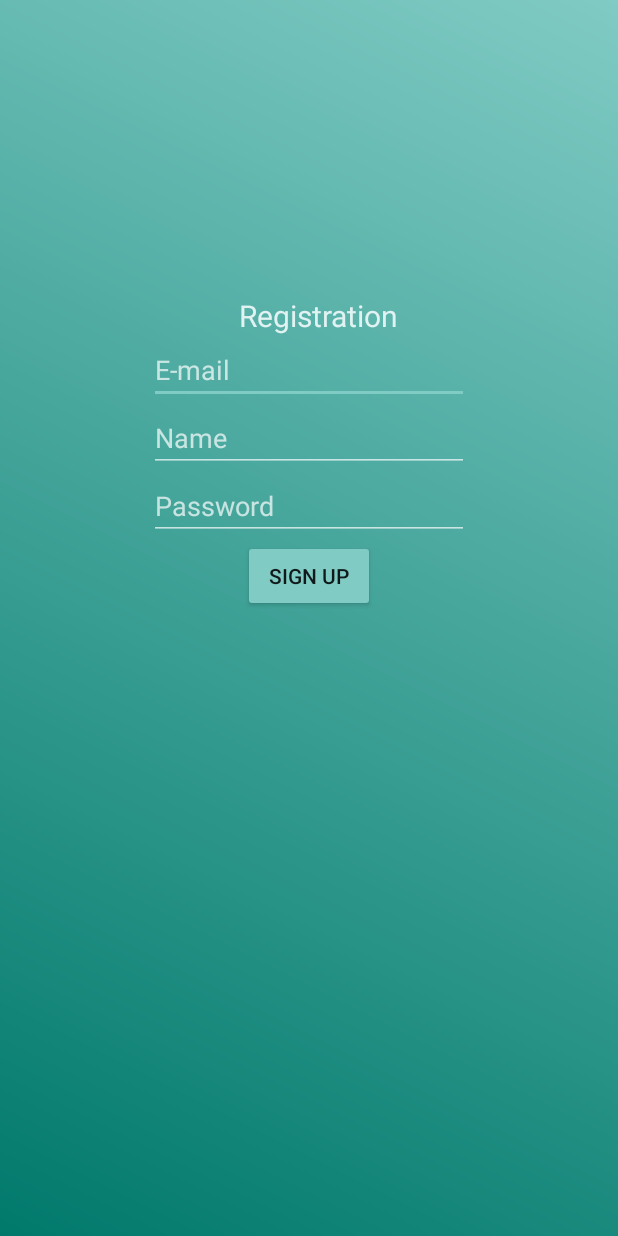
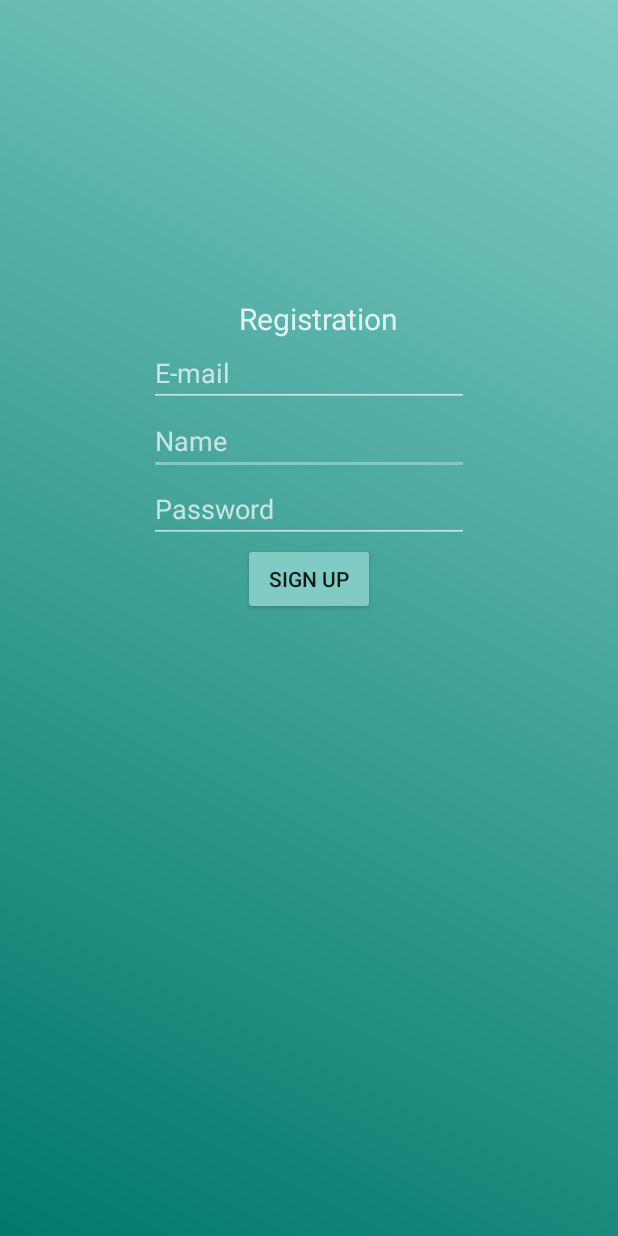
Before and after one commit to kadaw/LocisAndroid, an Android app: the RegistrationActivity screen opened directly, with no data from a screen before it, on a phone screen of 412 x 824 dp. Run offline under Robolectric (Android 15) with nearby library versions, the phone set to English and light mode, and no system bars.

Commit message:
Some change in RegistrationActivity and add RegistrationTask

```diff
--- a/app/src/main/java/com/example/user/locistest/RegistrationActivity.java
+++ b/app/src/main/java/com/example/user/locistest/RegistrationActivity.java
@@ -1,13 +1,64 @@
 package com.example.user.locistest;
 
+import android.content.Intent;
 import android.support.v7.app.AppCompatActivity;
 import android.os.Bundle;
+import android.view.View;
+import android.widget.Button;
+import android.widget.EditText;
+import android.widget.TextView;
+
+import com.example.user.locistest.Api.AuthorizationTask;
+import com.example.user.locistest.Api.RegistrationTask;
 
 public class RegistrationActivity extends AppCompatActivity {
+
+    String response;
+    TextView registrationTextView;
+    EditText emailEditText;
+    EditText nameEditText;
+    EditText passEditText;
+    Button registrationButton;
 
     @Override
     protected void onCreate(Bundle savedInstanceState) {
         super.onCreate(savedInstanceState);
         setContentView(R.layout.activity_registration);
+        registrationTextView = (TextView) findViewById(R.id.tv_regist);
+        emailEditText = (EditText) findViewById(R.id.editText);
+        nameEditText = (EditText) findViewById(R.id.editText2);
+        passEditText = (EditText) findViewById(R.id.editText4);
+        registrationButton = (Button) findViewById(R.id.button);
+        registrationButton.setOnClickListener(new View.OnClickListener() {
+            @Override
+            public void onClick(View v) {
+                final RegistrationTask api = new RegistrationTask(nameEditText.getText().toString(), emailEditText.getText().toString(), passEditText.getText().toString());
+                api.execute(getWindow().getContext());
+            }
+        });
+    }
+
+    public void getToken(String token, int responseCode) {
+        switch (responseCode) {
+            case 200: {
+                int length = token.length() - 1;
+                response = token.substring(1, length);
+                Intent intent = new Intent(RegistrationActivity.this, LoginActivity.class);
+                intent.putExtra("token", response);
+                startActivity(intent);
+
+            }
+            ;
+            break;
+            case 403:
+                ;
+                break;
+            case 400:
+                ;
+                break;
+            default:
+                ;
+                break;
+        }
     }
 }
--- a/app/src/main/res/layout/activity_registration.xml
+++ b/app/src/main/res/layout/activity_registration.xml
@@ -14,16 +14,6 @@
     <EditText
         android:layout_width="wrap_content"
         android:layout_height="wrap_content"
-        android:inputType="textEmailAddress"
-        android:ems="10"
-        android:id="@+id/editText"
-        android:hint="E-mail"
-        android:layout_centerHorizontal="true"
-        android:layout_marginTop="208dp" />
-
-    <EditText
-        android:layout_width="wrap_content"
-        android:layout_height="wrap_content"
         android:inputType="textPersonName"
         android:hint="Name"
         android:ems="10"
@@ -31,17 +21,6 @@
         android:layout_below="@+id/editText"
         android:layout_alignLeft="@+id/editText"
         android:layout_alignStart="@+id/editText" />
-
-    <EditText
-        android:layout_width="wrap_content"
-        android:layout_height="wrap_content"
-        android:inputType="textPassword"
-        android:ems="10"
-        android:id="@+id/editText4"
-        android:hint="Password"
-        android:layout_below="@+id/editText2"
-        android:layout_alignLeft="@+id/editText2"
-        android:layout_alignStart="@+id/editText2" />
 
     <TextView
         android:text="Registration"
@@ -57,13 +36,35 @@
         android:textSize="20dp"
         android:textColor="@color/colorAccent"/>
 
+    <EditText
+        android:layout_width="wrap_content"
+        android:layout_height="wrap_content"
+        android:inputType="textEmailAddress"
+        android:ems="10"
+        android:id="@+id/editText"
+        android:hint="E-mail"
+        android:layout_marginTop="210dp"
+        android:layout_alignParentTop="true"
+        android:layout_centerHorizontal="true" />
+
+    <EditText
+        android:layout_width="wrap_content"
+        android:layout_height="wrap_content"
+        android:inputType="textPassword"
+        android:ems="10"
+        android:id="@+id/editText4"
+        android:hint="Password"
+        android:layout_below="@+id/editText2"
+        android:layout_alignLeft="@+id/editText2"
+        android:layout_alignStart="@+id/editText2" />
+
     <Button
         android:text="Sign Up"
         android:layout_width="wrap_content"
         android:layout_height="wrap_content"
         android:id="@+id/button"
+        style="@style/Widget.AppCompat.Button.Colored"
         android:layout_below="@+id/editText4"
-        android:layout_centerHorizontal="true"
-        style="@style/Widget.AppCompat.Button.Colored" />
+        android:layout_centerHorizontal="true" />
 
 </RelativeLayout>
```
Also changed, not shown: app/src/main/java/com/example/user/locistest/Api/RegistrationTask.java (added, +85 -0 lines).
